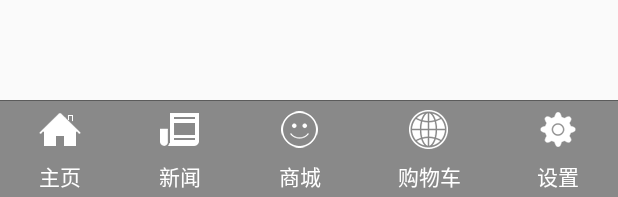
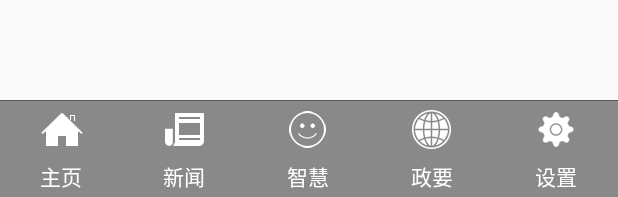
Before and after one commit to maijiawen/GuangdongNews, an Android app: the layout content_fragment.xml on its own in the app's theme, with its tools: preview values and no code run, on a phone screen of 412 x 824 dp. Shown: the part 1036-1233 px from the top of the screen. Run offline under Robolectric (Android 15) with nearby library versions, the phone set to English and light mode, and no system bars.

```diff
--- a/app/src/main/res/layout/content_fragment.xml
+++ b/app/src/main/res/layout/content_fragment.xml
@@ -37,7 +37,7 @@
             android:id="@+id/rb_smartservice"
             android:drawableTop="@drawable/rb_smartservice_drawable_selector"
             android:gravity="center"
-            android:text="商城"
+            android:text="智慧"
             style="@style/bottom_tag_style"
             />
 
@@ -48,7 +48,7 @@
             android:id="@+id/rb_govaffair"
             android:drawableTop="@drawable/rb_govaffair_drawable_selector"
             android:gravity="center"
-            android:text="购物车"
+            android:text="政要"
             style="@style/bottom_tag_style"
             />
 
```
Also changed, not shown: app/src/main/java/com/example/guangdongnews/fragment/ContentFragment.java (+31 -1 lines).
